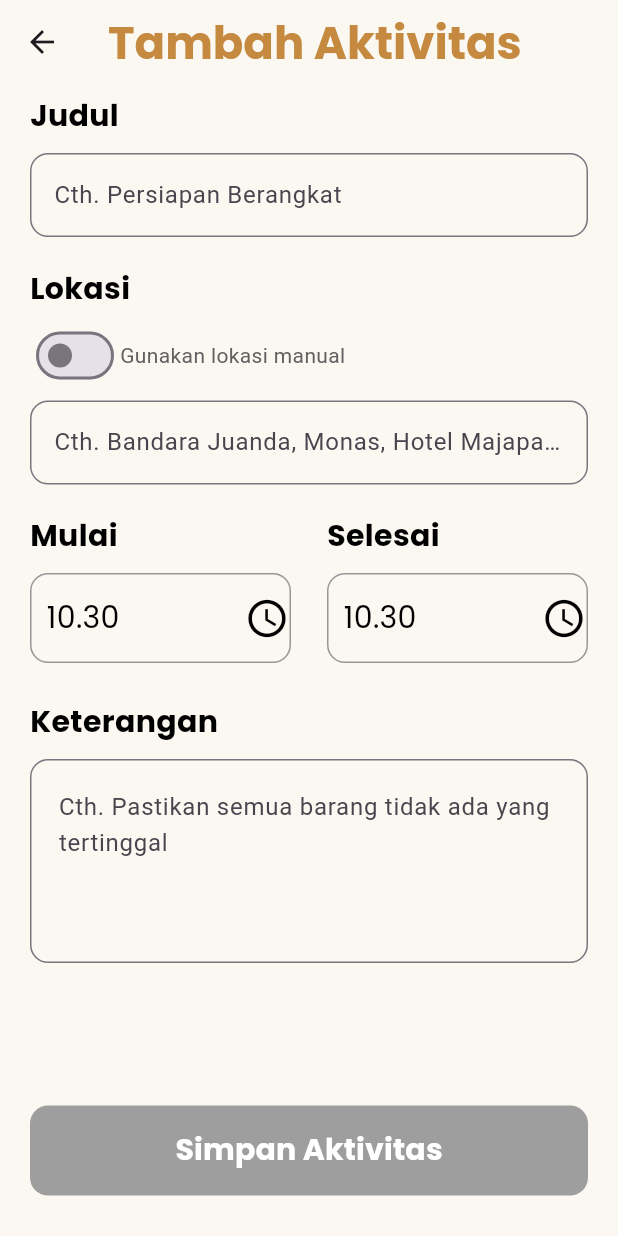
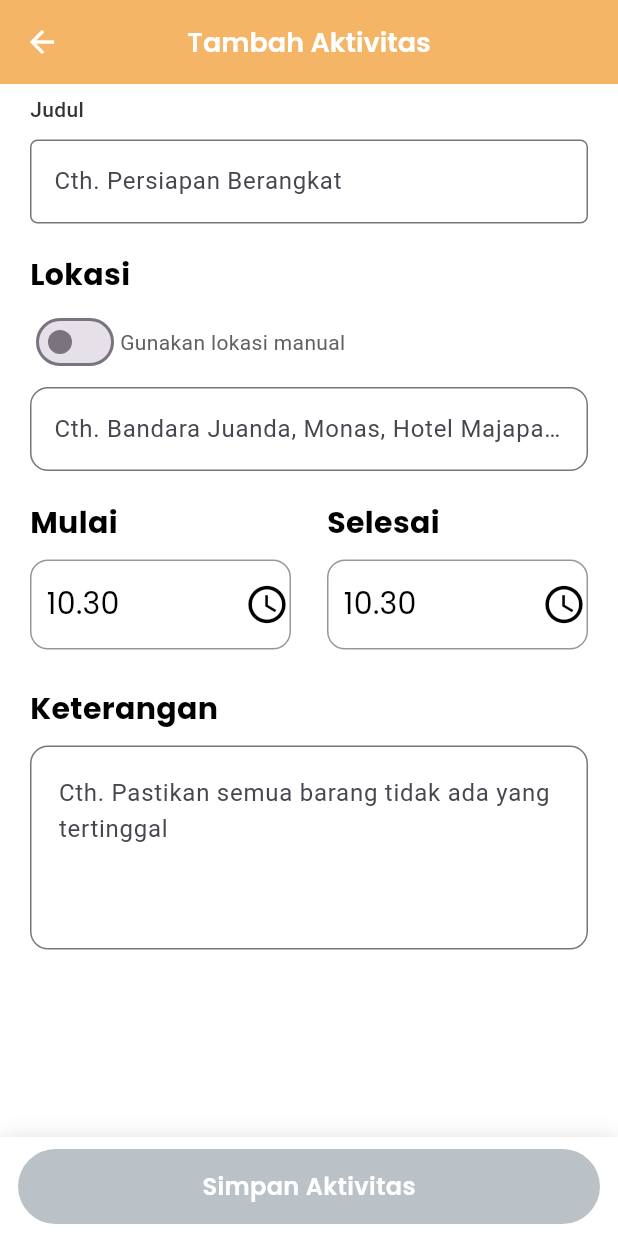
Before and after one commit to habibidaffaa/Trip-Planner-New-UI, a Flutter app: the AddActivities screen opened directly with empty values, on a phone screen of 412 x 824 dp. Run offline on Flutter 3.47's test engine with Material 3 defaults, Android fonts, the phone set to English and light mode, and no system bars; drawn by our look-alikes of flutter_typeahead; our stand-ins replace animated_text_kit, flutter_dotenv, flutter_screenutil, get, google_fonts, google_places_flutter and 8 more; missing offline and left inert: flutter_masonry_view, overlay_loading_progress, photo_manager; accounts and stored records are empty; project files that could hold a hidden picture were left out.

Commit message:
isCustomLocation e

```diff
--- a/lib/pages/add_activities/add_activities.dart
+++ b/lib/pages/add_activities/add_activities.dart
@@ -5,6 +5,7 @@ import 'package:google_places_flutter/google_places_flutter.dart';
 import 'package:google_places_flutter/model/prediction.dart';
 import 'package:iterasi1/resource/theme.dart';
 import 'package:iterasi1/widget/location_autocomplete_field.dart';
+import 'package:iterasi1/widget/text_field_wirdget.dart';
 
 import '../../model/activity.dart';
 
@@ -131,6 +132,7 @@ class _AddActivitiesState extends State<AddActivities> {
     );
 
     log(_selectedStartTime.format(context));
+    log(newActivity.toJson().toString());
 
     widget.onSubmit(newActivity);
     Navigator.of(context).pop();
@@ -144,20 +146,38 @@ class _AddActivitiesState extends State<AddActivities> {
             ? _isLokasiValid
             : (_isLokasiValid && _isFromAutocomplete));
     return Scaffold(
-      backgroundColor: CustomColor.surface,
+      backgroundColor: CustomColor.whiteColor,
       appBar: AppBar(
-        backgroundColor: CustomColor.surface,
-        title: const Text(
-          "Tambah Aktivitas",
-          textAlign: TextAlign.center,
-          style: TextStyle(
-            fontFamily: 'poppins_bold',
-            fontSize: 30,
-            color: CustomColor.buttonColor,
+        // toolbarHeight: 118,
+        backgroundColor: CustomColor.primaryColor500,
+        title: Text(
+          'Tambah Aktivitas',
+          style: primaryTextStyle.copyWith(
+            fontWeight: semibold,
+            fontSize: 18,
+            // fontFamily: 'poppins_bold',
+            color: CustomColor.whiteColor,
+          ),
+          // itineraryProvider.itinerary.title,
+        ),
+        centerTitle: true,
+        leading: Padding(
+          padding: const EdgeInsets.all(3.0),
+          child: BackButton(
+            style: IconButton.styleFrom(
+              backgroundColor: Colors.transparent,
+              foregroundColor: CustomColor.whiteColor,
+            ),
+            onPressed: () {
+              Navigator.pop(context);
+            },
           ),
         ),
+        elevation: 0,
       ),
-      body: Container(
+      body: Stack(
+        children: [
+          Container(
             margin: const EdgeInsets.only(bottom: 20),
             padding: const EdgeInsets.symmetric(horizontal: 20, vertical: 7),
             child: Column(
@@ -171,12 +191,11 @@ class _AddActivitiesState extends State<AddActivities> {
                       Column(
                         crossAxisAlignment: CrossAxisAlignment.start,
                         children: [
-                      const Text(
+                          Text(
                             "Judul",
                             style: TextStyle(
-                          fontFamily: 'poppins_bold',
-                          fontSize: 20,
-                          color: Colors.black,
+                              color: CustomColor.blackColor,
+                              fontWeight: FontWeight.w500,
                             ),
                             overflow: TextOverflow.ellipsis,
                           ),
@@ -187,17 +206,18 @@ class _AddActivitiesState extends State<AddActivities> {
                               hintStyle: const TextStyle(fontSize: 16),
                               hintText: 'Cth. Persiapan Berangkat',
                               border: OutlineInputBorder(
-                            borderRadius: BorderRadius.circular(12),
+                                borderRadius: BorderRadius.circular(5),
                                 borderSide: BorderSide(
-                              color: _isTitleValid ? Colors.grey : Colors.red,
+                                  color:
+                                      _isTitleValid ? Colors.grey : Colors.red,
                                   width: 2,
                                 ),
                               ),
                               focusedBorder: OutlineInputBorder(
-                            borderRadius: BorderRadius.circular(12),
+                                borderRadius: BorderRadius.circular(5),
                                 borderSide: BorderSide(
                                   color: _isTitleValid
-                                  ? const Color(0xFF305A5A)
+                                      ? CustomColor.primary
                                       : Colors.red,
                                   width: 2,
                                 ),
@@ -206,10 +226,11 @@ class _AddActivitiesState extends State<AddActivities> {
                           ),
                           if (_showTitleValidationMessage)
                             const Padding(
-                          padding: EdgeInsets.only(top: 8.0),
+                              padding: EdgeInsets.only(top: 4.0),
                               child: Text(
                                 'Judul tidak boleh kosong',
                                 style: TextStyle(
+                                  fontSize: 12,
                                   fontFamily: 'Poppins',
                                   color: Colors.red,
                                 ),
@@ -219,15 +240,12 @@ class _AddActivitiesState extends State<AddActivities> {
                       ),
                       const SizedBox(height: 20),
                       LocationAutocompleteField(
+                        initialIsCustomLocation: _isCustomLocation,
                         controller: lokasiController,
                         isValid: _isLokasiValid,
                         onLocationChanged: (value, isCustom,
                             {bool fromAutocomplete = false}) {
                           setState(() {
-                        print("Lokasi dipilih: $value");
-                        print("isCustom: $isCustom");
-                        print("fromAutocomplete: $fromAutocomplete");
-
                             lokasi = value;
                             _isCustomLocation = isCustom;
                             _isFromAutocomplete = fromAutocomplete;
@@ -235,6 +253,10 @@ class _AddActivitiesState extends State<AddActivities> {
                             _isLokasiValid = isCustom
                                 ? value.trim().isNotEmpty
                                 : fromAutocomplete && value.trim().isNotEmpty;
+
+                            log("Lokasi dipilih: $value");
+                            log("isCustom: $isCustom");
+                            log("fromAutocomplete: $fromAutocomplete");
                           });
                         },
                       ),
@@ -275,10 +297,11 @@ class _AddActivitiesState extends State<AddActivities> {
                                         children: [
                                           Expanded(
                                             child: Padding(
-                                          padding:
-                                              const EdgeInsets.only(left: 10),
+                                              padding: const EdgeInsets.only(
+                                                  left: 10),
                                               child: Text(
-                                            _selectedStartTime.format(context),
+                                                _selectedStartTime
+                                                    .format(context),
                                                 style: const TextStyle(
                                                   fontFamily: 'Poppins',
                                                   fontSize: 20,
@@ -335,10 +358,11 @@ class _AddActivitiesState extends State<AddActivities> {
                                         children: [
                                           Expanded(
                                             child: Padding(
-                                          padding:
-                                              const EdgeInsets.only(left: 10),
+                                              padding: const EdgeInsets.only(
+                                                  left: 10),
                                               child: Text(
-                                            _selectedEndTime.format(context),
+                                                _selectedEndTime
+                                                    .format(context),
                                                 style: const TextStyle(
                                                   fontFamily: 'Poppins',
                                                   fontSize: 20,
@@ -419,29 +443,61 @@ class _AddActivitiesState extends State<AddActivities> {
                     ],
                   ),
                 ),
-            const SizedBox(height: 20),
-            TextButton(
-              style: TextButton.styleFrom(
-                backgroundColor:
-                    isFormValid ? CustomColor.buttonColor : Colors.grey,
-                shape: RoundedRectangleBorder(
-                  borderRadius: BorderRadius.circular(12),
+              ],
             ),
-                minimumSize: const Size(double.infinity, 60),
           ),
-              onPressed: isFormValid ? _submitActivity : null,
-              child: const Text(
+          Align(
+            alignment: Alignment.bottomCenter,
+            child: Container(
+              padding: const EdgeInsets.symmetric(
+                horizontal: 12,
+                vertical: 8,
+              ),
+              decoration: BoxDecoration(
+                color: CustomColor.whiteColor,
+                boxShadow: const [
+                  BoxShadow(
+                    color: Color(0x26000000),
+                    blurRadius: 12,
+                    offset: Offset(0, 2),
+                  ),
+                ],
+              ),
+              child: Row(
+                mainAxisAlignment: MainAxisAlignment.spaceBetween,
+                children: [
+                  Expanded(
+                    child: GestureDetector(
+                      onTap: isFormValid ? _submitActivity : null,
+                      child: Container(
+                        height: 50,
+                        // width: double.infinity,
+                        decoration: BoxDecoration(
+                          color: isFormValid
+                              ? CustomColor.primary
+                              : CustomColor.hintTextColor,
+                          borderRadius: const BorderRadius.all(
+                            Radius.circular(100.0),
+                          ),
+                        ),
+                        alignment: Alignment.center,
+                        child: Text(
                           'Simpan Aktivitas',
-                style: TextStyle(
-                  fontFamily: 'poppins_bold',
-                  fontSize: 20,
-                  color: Color(0xFFFFFFFF),
+                          style: primaryTextStyle.copyWith(
+                            fontWeight: semibold,
+                            fontSize: 16,
+                            color: Colors.white,
+                          ),
+                        ),
                       ),
                     ),
                   ),
                 ],
               ),
             ),
+          ),
+        ],
+      ),
     );
   }
 }
--- a/lib/pages/splash_screen.dart
+++ b/lib/pages/splash_screen.dart
@@ -1,6 +1,5 @@
 import 'package:flutter/material.dart';
 import 'package:animated_text_kit/animated_text_kit.dart';
-import 'package:iterasi1/resource/theme.dart';
 import 'package:iterasi1/resource/theme.dart';
 
 import 'itinerary_list.dart';
--- a/lib/widget/activity_card.dart
+++ b/lib/widget/activity_card.dart
@@ -253,6 +253,7 @@ class ActivityCard extends StatelessWidget {
                               ],
                             ),
                           ),
+                          if (!data.isCustomLocation) ...[
                             VerticalDivider(),
                             InkWell(
                               onTap: () {
@@ -281,6 +282,7 @@ class ActivityCard extends StatelessWidget {
                                 ],
                               ),
                             ),
+                          ],
                         ],
                       ),
                     ),
--- a/lib/widget/custom_buttom_sheet.dart
+++ b/lib/widget/custom_buttom_sheet.dart
@@ -74,7 +74,7 @@ class _CustomBottomSheetState extends State<CustomBottomSheet> {
               keyboardType: TextInputType.name,
               maxLines: 1,
               decoration: InputDecoration(
-                isDense: true, // Added this
+                isDense: true,
                 counterText: "",
                 contentPadding: const EdgeInsets.all(15),
                 hintText: 'Masukan Nama Trip Anda',
--- a/pubspec.yaml
+++ b/pubspec.yaml
@@ -67,6 +67,7 @@ dependencies:
   google_places_flutter: ^2.1.0
   google_maps_flutter: ^2.10.1
   flutter_typeahead: ^5.2.0
+  overlay_loading_progress: ^1.0.2
 
 dev_dependencies:
   flutter_test:
```
Also changed, not shown: lib/pages/add_activities/form_suggestion.dart (+18 -38 lines), lib/pages/itinerary_list.dart (+8 -2 lines), lib/widget/loading_overlay.dart (added, +23 -0 lines), lib/widget/location_autocomplete_field.dart (+22 -0 lines), lib/widget/text_field_wirdget.dart (added, +205 -0 lines), pubspec.lock, 7 other files. Lines whose indentation alone changed are shown as unchanged.
